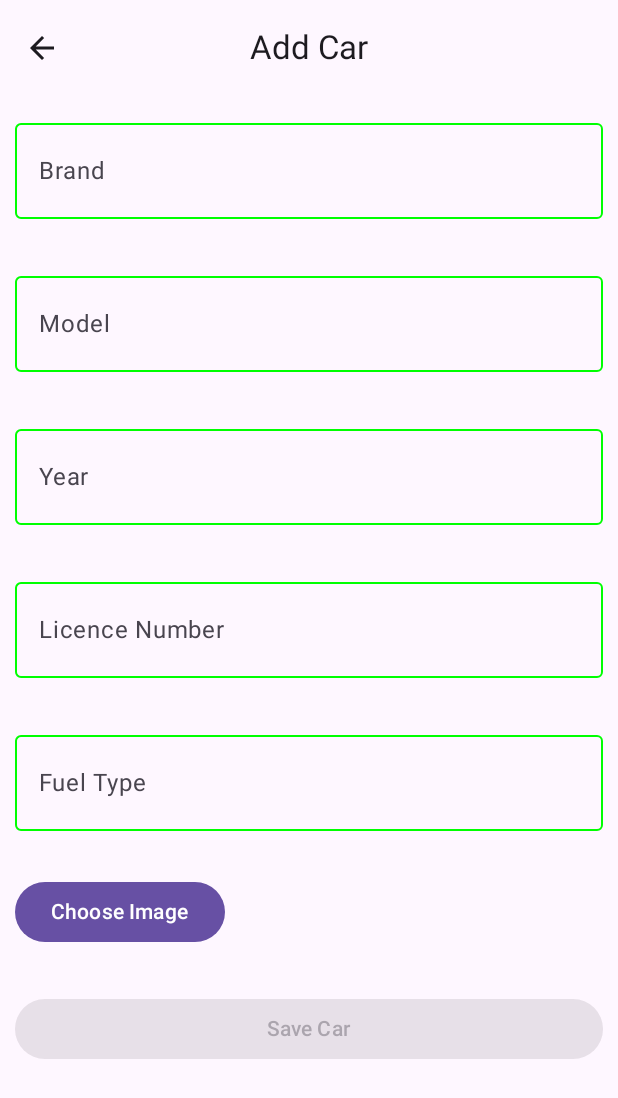
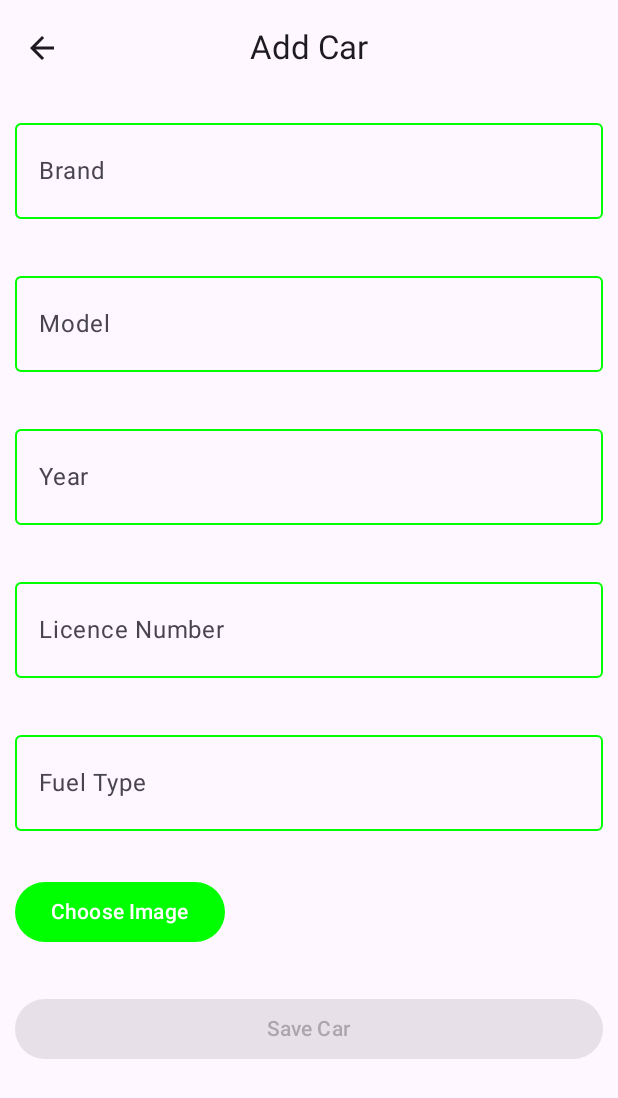
Before and after one commit to DominikBubenik/Car-Main, an Android app built with Jetpack Compose: the AddCarScreen screen opened through its navigation route, on a phone screen of 412 x 824 dp. Shown: the top 1098 px of the screen. Run offline under Robolectric (Android 15) with nearby library versions, the phone set to English and light mode, and no system bars; pictures from the network do not load.

Commit message:
modification of buttons

```diff
--- a/app/src/main/java/com/example/car_main/add_screens/AddCarScreen.kt
+++ b/app/src/main/java/com/example/car_main/add_screens/AddCarScreen.kt
@@ -16,7 +16,7 @@ import androidx.compose.foundation.rememberScrollState
 import androidx.compose.foundation.text.KeyboardOptions
 import androidx.compose.foundation.verticalScroll
 import androidx.compose.material3.Button
-import androidx.compose.material3.ExperimentalMaterial3Api
+import androidx.compose.material3.ButtonDefaults
 import androidx.compose.material3.OutlinedTextField
 import androidx.compose.material3.OutlinedTextFieldDefaults
 import androidx.compose.material3.Scaffold
@@ -28,6 +28,7 @@ import androidx.compose.runtime.remember
 import androidx.compose.runtime.rememberCoroutineScope
 import androidx.compose.runtime.setValue
 import androidx.compose.ui.Modifier
+import androidx.compose.ui.graphics.Color
 import androidx.compose.ui.graphics.Color.Companion.Green
 import androidx.compose.ui.platform.LocalContext
 import androidx.compose.ui.platform.LocalLayoutDirection
@@ -92,7 +93,6 @@ fun AddCarScreen(
     }
 }
 
-@OptIn(ExperimentalMaterial3Api::class)
 @Composable
 fun AddCarBody(
     carUiState: CarUiState,
@@ -100,7 +100,7 @@ fun AddCarBody(
     onSaveClick: () -> Unit,
     modifier: Modifier = Modifier
 ) {
-    var carDetails = carUiState.carDetails
+    val carDetails = carUiState.carDetails
     var selectedImageUri by remember {
         mutableStateOf<Uri?>(null)
     }
@@ -190,7 +190,10 @@ fun AddCarBody(
             )
         )
 
-        Button(onClick = { launcher.launch("image/*") }) {
+        Button(
+            onClick = { launcher.launch("image/*") },
+            colors = ButtonDefaults.buttonColors(Green, contentColor = Color.White)
+        ) {
             Text(text = "Choose Image")
         }
         if (selectedImageUri != null) {
@@ -201,13 +204,14 @@ fun AddCarBody(
             )
         }
 
-        var finalUri = saveImageToInternalStorage(context,selectedImageUri)
+        val finalUri = saveImageToInternalStorage(context,selectedImageUri)
         onCarValueChange(carDetails.copy(imageUri = finalUri.toString()))
 
         Button(
             onClick = onSaveClick ,
             enabled = carUiState.isEntryValid,
-            modifier = Modifier.fillMaxWidth()
+            modifier = Modifier.fillMaxWidth(),
+            colors = ButtonDefaults.buttonColors(Green, contentColor = Color.White)
         ) {
             Text(text = "Save Car")
         }
--- a/app/src/main/java/com/example/car_main/add_screens/AddExpensesScreen.kt
+++ b/app/src/main/java/com/example/car_main/add_screens/AddExpensesScreen.kt
@@ -14,6 +14,7 @@ import androidx.compose.foundation.verticalScroll
 import androidx.compose.material.icons.Icons
 import androidx.compose.material.icons.filled.DateRange
 import androidx.compose.material3.Button
+import androidx.compose.material3.ButtonDefaults
 import androidx.compose.material3.Icon
 import androidx.compose.material3.IconButton
 import androidx.compose.material3.OutlinedTextField
@@ -105,6 +106,7 @@ fun AddExpenseBody(
         modifier = modifier.padding(10.dp),
         verticalArrangement = Arrangement.spacedBy(20.dp)
     ) {
+
         OutlinedTextField(
             value = expenseDetails.value.toString(),
             onValueChange = {
@@ -136,7 +138,8 @@ fun AddExpenseBody(
         Button(
             onClick = onSaveClick,
             enabled = expenseUiState.isEntryValid,
-            modifier = Modifier.fillMaxWidth()
+            modifier = Modifier.fillMaxWidth(),
+            colors = ButtonDefaults.buttonColors(Color.Green, contentColor = Color.White)
         ) {
             Text(text = "Add Expense")
         }
```
